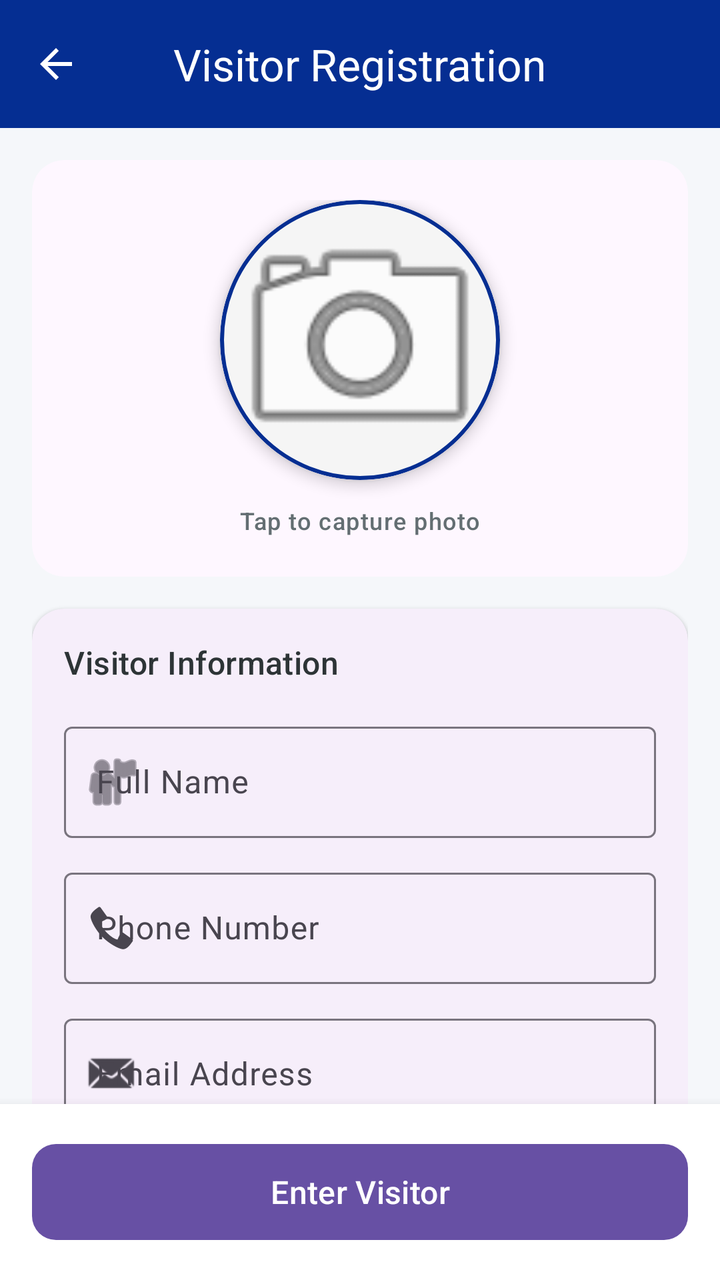
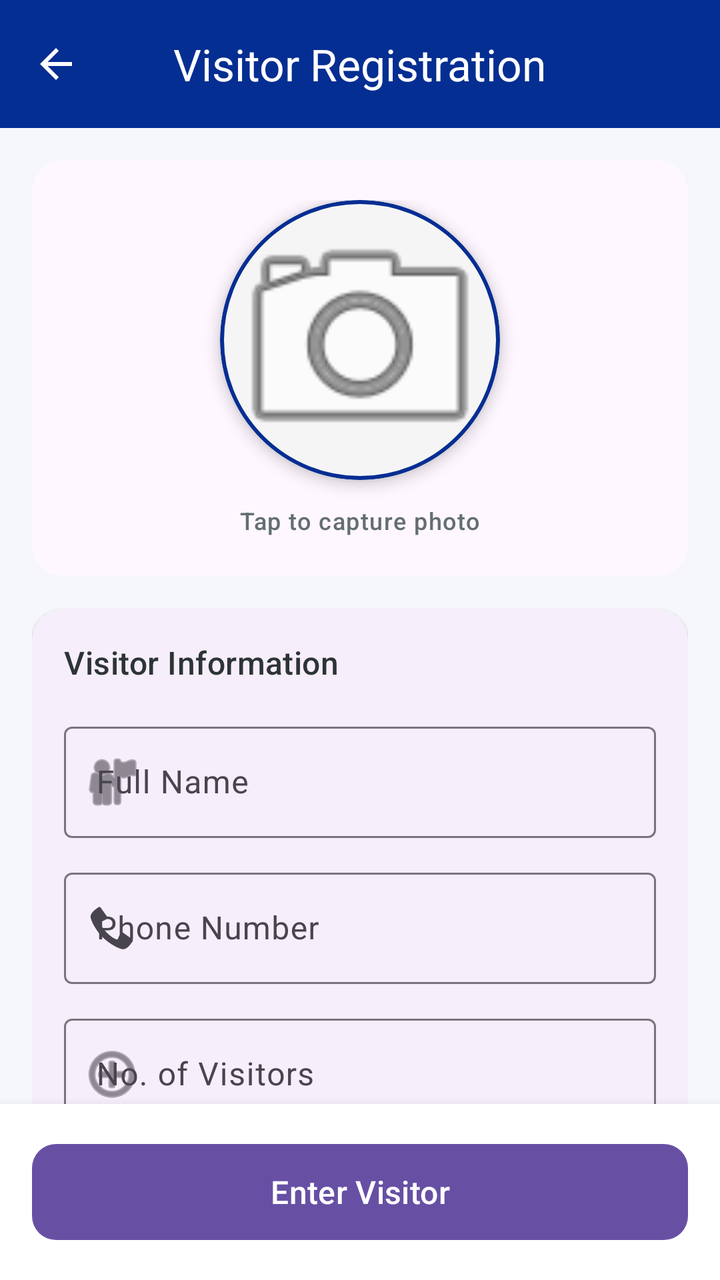

Two renders of the same Android screen: before a commit and after it. Below are the layout's source before the change and the commit's diff.
<!-- AndroidManifest.xml: application theme Theme.DigitalPass -->
<!-- res/layout/activity_enter_visitor.xml -->
<?xml version="1.0" encoding="utf-8"?>
<androidx.constraintlayout.widget.ConstraintLayout xmlns:android="http://schemas.android.com/apk/res/android"
    xmlns:app="http://schemas.android.com/apk/res-auto"
    xmlns:tools="http://schemas.android.com/tools"
    android:id="@+id/main"
    android:layout_width="match_parent"
    android:layout_height="match_parent"
    android:background="#F5F7FA"
    tools:context=".EnterVisitor">

    <com.google.android.material.appbar.AppBarLayout
        android:id="@+id/appBarLayout"
        android:layout_width="match_parent"
        android:layout_height="wrap_content"
        android:background="#052E92"
        app:layout_constraintTop_toTopOf="parent">

        <com.google.android.material.appbar.MaterialToolbar
            android:id="@+id/toolbar"
            android:layout_width="match_parent"
            android:layout_height="?attr/actionBarSize"
            app:navigationIcon="?attr/homeAsUpIndicator"
            app:navigationIconTint="#FFFFFF"
            app:title="Visitor Registration"
            app:titleTextColor="#FFFFFF"
            app:titleCentered="true">

            <ImageView
                android:id="@+id/editButtonBySecurity"
                android:layout_width="40dp"
                android:layout_height="40dp"
                android:layout_gravity="end"
                android:layout_marginEnd="16dp"
                android:background="?attr/selectableItemBackgroundBorderless"
                android:contentDescription="Edit"
                android:padding="8dp"
                android:src="@android:drawable/ic_menu_edit"
                android:visibility="gone"
                app:tint="#FFFFFF" />

        </com.google.android.material.appbar.MaterialToolbar>
    </com.google.android.material.appbar.AppBarLayout>

    <androidx.core.widget.NestedScrollView
        android:layout_width="match_parent"
        android:layout_height="0dp"
        android:fillViewport="true"
        app:layout_constraintBottom_toTopOf="@id/bottomActionContainer"
        app:layout_constraintTop_toBottomOf="@id/appBarLayout">

        <LinearLayout
            android:layout_width="match_parent"
            android:layout_height="wrap_content"
            android:orientation="vertical"
            android:padding="16dp">

            
            <com.google.android.material.card.MaterialCardView
                android:id="@+id/metadataCard"
                android:layout_width="match_parent"
                android:layout_height="wrap_content"
                android:layout_marginBottom="16dp"
                android:visibility="gone"
                app:cardCornerRadius="16dp"
                app:cardElevation="1dp"
                app:strokeWidth="0dp">

                <LinearLayout
                    android:layout_width="match_parent"
                    android:layout_height="wrap_content"
                    android:orientation="vertical"
                    android:padding="16dp">

                    <LinearLayout
                        android:layout_width="match_parent"
                        android:layout_height="wrap_content"
                        android:orientation="horizontal">

                        <LinearLayout
                            android:layout_width="0dp"
                            android:layout_height="wrap_content"
                            android:layout_weight="1"
                            android:orientation="vertical">

                            <TextView
                                android:layout_width="wrap_content"
                                android:layout_height="wrap_content"
                                android:text="Visitor ID"
                                android:textAllCaps="true"
                                android:textAppearance="@style/TextAppearance.Material3.LabelSmall"
                                android:textColor="#636E72" />

                            <TextView
                                android:id="@+id/visitorIdText"
                                android:layout_width="wrap_content"
                                android:layout_height="wrap_content"
                                android:text="---"
                                android:textAppearance="@style/TextAppearance.Material3.BodyLarge"
                                android:textColor="#2D3436" />
                        </LinearLayout>

                        <LinearLayout
                            android:layout_width="wrap_content"
                            android:layout_height="wrap_content"
                            android:gravity="end"
                            android:orientation="vertical">

                            <TextView
                                android:layout_width="wrap_content"
                                android:layout_height="wrap_content"
                                android:text="Status"
                                android:textAllCaps="true"
                                android:textAppearance="@style/TextAppearance.Material3.LabelSmall"
                                android:textColor="#636E72" />

                            <TextView
                                android:id="@+id/visitorStatus"
                                android:layout_width="wrap_content"
                                android:layout_height="wrap_content"
                                android:layout_marginTop="2dp"
                                android:background="@drawable/spinner_background"
                                android:paddingHorizontal="12dp"
                                android:paddingVertical="4dp"
                                android:text="New Entry"
                                android:textAppearance="@style/TextAppearance.Material3.LabelLarge"
                                android:textColor="#052E92" />
                        </LinearLayout>
                    </LinearLayout>

                    <View
                        android:layout_width="match_parent"
                        android:layout_height="1dp"
                        android:layout_marginVertical="12dp"
                        android:background="#EEEEEE" />

                    <LinearLayout
                        android:layout_width="match_parent"
                        android:layout_height="wrap_content"
                        android:orientation="horizontal">

                        <LinearLayout
                            android:layout_width="0dp"
                            android:layout_height="wrap_content"
                            android:layout_weight="1"
                            android:orientation="vertical">

                            <TextView
                                android:layout_width="wrap_content"
                                android:layout_height="wrap_content"
                                android:text="Entry Date"
                                android:textAllCaps="true"
                                android:textAppearance="@style/TextAppearance.Material3.LabelSmall"
                                android:textColor="#636E72" />

                            <TextView
                                android:id="@+id/entryDateText"
                                android:layout_width="wrap_content"
                                android:layout_height="wrap_content"
                                android:text="Today"
                                android:textAppearance="@style/TextAppearance.Material3.BodyLarge"
                                android:textColor="#2D3436" />
                        </LinearLayout>

                        <LinearLayout
                            android:layout_width="0dp"
                            android:layout_height="wrap_content"
                            android:layout_weight="1"
                            android:gravity="end"
                            android:orientation="vertical">

                            <TextView
                                android:layout_width="wrap_content"
                                android:layout_height="wrap_content"
                                android:text="Campus"
                                android:textAllCaps="true"
                                android:textAppearance="@style/TextAppearance.Material3.LabelSmall"
                                android:textColor="#636E72" />

                            <TextView
                                android:id="@+id/campusText"
                                android:layout_width="wrap_content"
                                android:layout_height="wrap_content"
                                android:text="Main Campus"
                                android:textAppearance="@style/TextAppearance.Material3.BodyLarge"
                                android:textColor="#2D3436" />
                        </LinearLayout>
                    </LinearLayout>
                </LinearLayout>
            </com.google.android.material.card.MaterialCardView>

            
            <com.google.android.material.card.MaterialCardView
                android:layout_width="match_parent"
                android:layout_height="wrap_content"
                android:layout_marginBottom="16dp"
                app:cardCornerRadius="16dp"
                app:cardElevation="0dp"
                app:strokeWidth="0dp">

                <LinearLayout
                    android:layout_width="match_parent"
                    android:layout_height="wrap_content"
                    android:gravity="center"
                    android:orientation="vertical"
                    android:padding="20dp">

                    <com.google.android.material.card.MaterialCardView
                        android:layout_width="140dp"
                        android:layout_height="140dp"
                        app:cardCornerRadius="70dp"
                        app:cardElevation="4dp"
                        app:strokeColor="#052E92"
                        app:strokeWidth="2dp">

                        <com.google.android.material.imageview.ShapeableImageView
                            android:id="@+id/visitorSecurityEnterImg"
                            android:layout_width="match_parent"
                            android:layout_height="match_parent"
                            android:background="#F5F5F5"
                            android:scaleType="centerCrop"
                            android:src="@android:drawable/ic_menu_camera"
                            app:shapeAppearanceOverlay="@style/CircleImageView" />
                    </com.google.android.material.card.MaterialCardView>

                    <TextView
                        android:id="@+id/tapToCaptureHint"
                        android:layout_width="wrap_content"
                        android:layout_height="wrap_content"
                        android:layout_marginTop="12dp"
                        android:text="Tap to capture photo"
                        android:textAppearance="@style/TextAppearance.Material3.LabelMedium"
                        android:textColor="#636E72" />
                </LinearLayout>
            </com.google.android.material.card.MaterialCardView>

            
            <com.google.android.material.card.MaterialCardView
                android:layout_width="match_parent"
                android:layout_height="wrap_content"
                android:layout_marginBottom="16dp"
                app:cardCornerRadius="16dp"
                app:cardElevation="1dp"
                app:strokeWidth="0dp">

                <LinearLayout
                    android:layout_width="match_parent"
                    android:layout_height="wrap_content"
                    android:orientation="vertical"
                    android:padding="16dp">

                    <TextView
                        android:layout_width="wrap_content"
                        android:layout_height="wrap_content"
                        android:layout_marginBottom="16dp"
                        android:text="Visitor Information"
                        android:textAppearance="@style/TextAppearance.Material3.TitleMedium"
                        android:textColor="#2D3436" />

                    <com.google.android.material.textfield.TextInputLayout
                        android:id="@+id/nameInputLayout"
                        style="@style/Widget.Material3.TextInputLayout.OutlinedBox"
                        android:layout_width="match_parent"
                        android:layout_height="wrap_content"
                        android:layout_marginBottom="12dp"
                        app:startIconDrawable="@android:drawable/ic_menu_myplaces">

                        <com.google.android.material.textfield.TextInputEditText
                            android:id="@+id/visitorName"
                            android:layout_width="match_parent"
                            android:layout_height="wrap_content"
                            android:hint="Full Name"
                            android:inputType="textPersonName" />
                    </com.google.android.material.textfield.TextInputLayout>

                    <com.google.android.material.textfield.TextInputLayout
                        android:id="@+id/phoneInputLayout"
                        style="@style/Widget.Material3.TextInputLayout.OutlinedBox"
                        android:layout_width="match_parent"
                        android:layout_height="wrap_content"
                        android:layout_marginBottom="12dp"
                        app:startIconDrawable="@android:drawable/stat_sys_phone_call">

                        <com.google.android.material.textfield.TextInputEditText
                            android:id="@+id/visitorPhone"
                            android:layout_width="match_parent"
                            android:layout_height="wrap_content"
                            android:hint="Phone Number"
                            android:maxLength="10"
                            android:inputType="phone" />
                    </com.google.android.material.textfield.TextInputLayout>

                    <com.google.android.material.textfield.TextInputLayout
                        android:id="@+id/emailInputLayout"
                        style="@style/Widget.Material3.TextInputLayout.OutlinedBox"
                        android:layout_width="match_parent"
                        android:layout_height="wrap_content"
                        android:layout_marginBottom="12dp"
                        app:startIconDrawable="@android:drawable/sym_action_email">

                        <com.google.android.material.textfield.TextInputEditText
                            android:id="@+id/visitorEmail"
                            android:layout_width="match_parent"
                            android:layout_height="wrap_content"
                            android:hint="Email Address"
                            android:inputType="textEmailAddress" />
                    </com.google.android.material.textfield.TextInputLayout>

                    <com.google.android.material.textfield.TextInputLayout
                        android:id="@+id/visitorNumberInputLayout"
                        style="@style/Widget.Material3.TextInputLayout.OutlinedBox"
                        android:layout_width="match_parent"
                        android:layout_height="wrap_content"
                        app:startIconDrawable="@android:drawable/ic_menu_add">

                        <com.google.android.material.textfield.TextInputEditText
                            android:id="@+id/visitorNumber"
                            android:layout_width="match_parent"
                            android:layout_height="wrap_content"
                            android:hint="No. of Visitors"
                            android:inputType="number" />
                    </com.google.android.material.textfield.TextInputLayout>
                </LinearLayout>
            </com.google.android.material.card.MaterialCardView>

            
            <com.google.android.material.card.MaterialCardView
                android:layout_width="match_parent"
                android:layout_height="wrap_content"
                android:layout_marginBottom="16dp"
                app:cardCornerRadius="16dp"
                app:cardElevation="1dp"
                app:strokeWidth="0dp">

                <LinearLayout
                    android:layout_width="match_parent"
                    android:layout_height="wrap_content"
                    android:orientation="vertical"
                    android:padding="16dp">

                    <TextView
                        android:layout_width="wrap_content"
                        android:layout_height="wrap_content"
                        android:layout_marginBottom="16dp"
                        android:text="Visit Details"
                        android:textAppearance="@style/TextAppearance.Material3.TitleMedium"
                        android:textColor="#2D3436" />

                    <com.google.android.material.textfield.TextInputLayout
                        android:id="@+id/reasonInputLayout"
                        style="@style/Widget.Material3.TextInputLayout.OutlinedBox"
                        android:layout_width="match_parent"
                        android:layout_height="wrap_content"
                        android:layout_marginBottom="20dp"
                        app:startIconDrawable="@android:drawable/ic_menu_help">

                        <com.google.android.material.textfield.TextInputEditText
                            android:id="@+id/visitorReason"
                            android:layout_width="match_parent"
                            android:layout_height="wrap_content"
                            android:hint="Purpose of Visit" />
                    </com.google.android.material.textfield.TextInputLayout>

                    <TextView
                        android:layout_width="wrap_content"
                        android:layout_height="wrap_content"
                        android:layout_marginBottom="12dp"
                        android:text="Whom to Meet?"
                        android:textAppearance="@style/TextAppearance.Material3.LabelLarge"
                        android:textColor="#636E72" />

                    <com.google.android.material.card.MaterialCardView
                        android:layout_width="match_parent"
                        android:layout_height="wrap_content"
                        android:layout_marginBottom="12dp"
                        app:cardCornerRadius="8dp"
                        app:cardElevation="0dp"
                        app:strokeColor="#DDDDDD"
                        app:strokeWidth="1dp">

                        <SearchView
                            android:id="@+id/memberSearchToSelectMember"
                            android:layout_width="match_parent"
                            android:layout_height="wrap_content"
                            android:iconifiedByDefault="false"
                            android:queryBackground="@android:color/transparent"
                            android:queryHint="Search host..." />
                    </com.google.android.material.card.MaterialCardView>

                    <Spinner
                        android:id="@+id/departmentSpinner"
                        android:layout_width="match_parent"
                        android:layout_height="52dp"
                        android:layout_marginBottom="8dp"
                        android:background="@drawable/spinner_background"
                        android:paddingHorizontal="8dp" />

                    <TextView
                        android:id="@+id/unselectMemberText"
                        android:layout_width="wrap_content"
                        android:layout_height="wrap_content"
                        android:layout_gravity="end"
                        android:layout_marginBottom="8dp"
                        android:text="Clear Selection"
                        android:textAppearance="@style/TextAppearance.Material3.LabelLarge"
                        android:textColor="#D63031"
                        android:visibility="gone" />

                    <androidx.recyclerview.widget.RecyclerView
                        android:id="@+id/memberSearchBySecurityRecyclerView"
                        android:layout_width="match_parent"
                        android:layout_height="wrap_content"
                        android:nestedScrollingEnabled="false"
                        tools:itemCount="1"
                        tools:listitem="@layout/historyitem" />
                </LinearLayout>
            </com.google.android.material.card.MaterialCardView>

            
            <com.google.android.material.card.MaterialCardView
                android:layout_width="match_parent"
                android:layout_height="wrap_content"
                android:layout_marginBottom="16dp"
                app:cardCornerRadius="16dp"
                app:cardElevation="0dp"
                app:strokeWidth="0dp">

                <LinearLayout
                    android:layout_width="match_parent"
                    android:layout_height="wrap_content"
                    android:orientation="vertical"
                    android:padding="8dp">

                    <com.google.android.material.button.MaterialButton
                        android:id="@+id/otherInformation"
                        style="@style/Widget.Material3.Button.TextButton"
                        android:layout_width="match_parent"
                        android:layout_height="wrap_content"
                        android:text="Additional Information"
                        android:textAlignment="viewStart"
                        android:textColor="#636E72"
                        app:icon="@android:drawable/arrow_down_float" />

                    <TextView
                        android:id="@+id/otherInformationDescription"
                        android:layout_width="match_parent"
                        android:layout_height="wrap_content"
                        android:paddingHorizontal="16dp"
                        android:paddingBottom="8dp"
                        android:textAppearance="@style/TextAppearance.Material3.BodyMedium"
                        android:textColor="#636E72"
                        android:visibility="gone" />
                </LinearLayout>
            </com.google.android.material.card.MaterialCardView>

        </LinearLayout>
    </androidx.core.widget.NestedScrollView>

    <FrameLayout
        android:id="@+id/bottomActionContainer"
        android:layout_width="match_parent"
        android:layout_height="wrap_content"
        android:background="@color/white"
        android:elevation="8dp"
        android:padding="16dp"
        app:layout_constraintBottom_toBottomOf="parent">

        <com.google.android.material.button.MaterialButton
            android:id="@+id/enterVisitorButton"
            style="@style/Widget.Material3.Button"
            android:layout_width="match_parent"
            android:layout_height="56dp"
            android:text="Enter Visitor"
            android:textSize="16sp"
            app:cornerRadius="12dp" />
    </FrameLayout>

    <com.example.digitalpass.CustomProgressBar
        android:id="@+id/customProgressBar"
        android:layout_width="200dp"
        android:layout_height="200dp"
        android:visibility="gone"
        app:layout_constraintBottom_toBottomOf="parent"
        app:layout_constraintEnd_toEndOf="parent"
        app:layout_constraintStart_toStartOf="parent"
        app:layout_constraintTop_toTopOf="parent" />

</androidx.constraintlayout.widget.ConstraintLayout>
<!-- res/layout/historyitem.xml (included above) -->
<?xml version="1.0" encoding="utf-8"?>
<com.google.android.material.card.MaterialCardView xmlns:android="http://schemas.android.com/apk/res/android"
    xmlns:app="http://schemas.android.com/apk/res-auto"
    xmlns:tools="http://schemas.android.com/tools"
    android:id="@+id/historyItemCompleteLayout"
    android:layout_width="match_parent"
    android:layout_height="wrap_content"
    android:layout_marginHorizontal="16dp"
    android:layout_marginVertical="6dp"
    android:clickable="true"
    android:focusable="true"
    app:cardCornerRadius="12dp"
    app:cardElevation="1dp"
    app:strokeWidth="0dp">

    <androidx.constraintlayout.widget.ConstraintLayout
        android:layout_width="match_parent"
        android:layout_height="wrap_content"
        android:padding="12dp">

        <com.google.android.material.imageview.ShapeableImageView
            android:id="@+id/memberImage"
            android:layout_width="56dp"
            android:layout_height="56dp"
            android:scaleType="centerCrop"
            android:src="@drawable/user_icon"
            app:layout_constraintBottom_toBottomOf="parent"
            app:layout_constraintStart_toStartOf="parent"
            app:layout_constraintTop_toTopOf="parent"
            app:shapeAppearanceOverlay="@style/CircleImageView" />

        <TextView
            android:id="@+id/memberName"
            android:layout_width="0dp"
            android:layout_height="wrap_content"
            android:layout_marginStart="16dp"
            android:ellipsize="end"
            android:maxLines="1"
            android:text="Member Name"
            android:textAppearance="@style/TextAppearance.Material3.TitleMedium"
            android:textColor="#2D3436"
            app:layout_constraintEnd_toEndOf="parent"
            app:layout_constraintStart_toEndOf="@id/memberImage"
            app:layout_constraintTop_toTopOf="@id/memberImage"
            app:layout_constraintVertical_chainStyle="packed" />

        <TextView
            android:id="@+id/memberRole"
            android:layout_width="0dp"
            android:layout_height="wrap_content"
            android:layout_marginTop="2dp"
            android:text="Member Role"
            android:textAppearance="@style/TextAppearance.Material3.BodyMedium"
            android:textColor="#636E72"
            app:layout_constraintEnd_toEndOf="parent"
            app:layout_constraintStart_toStartOf="@id/memberName"
            app:layout_constraintTop_toBottomOf="@id/memberName" />

    </androidx.constraintlayout.widget.ConstraintLayout>

</com.google.android.material.card.MaterialCardView>
<!-- resources referenced by this layout -->
<resources>
  <color name="white">#FFFFFFFF</color>
  <!-- drawable spinner_background (drawable) -->
  <?xml version="1.0" encoding="utf-8"?>
  <selector xmlns:android="http://schemas.android.com/apk/res/android">
      <item>
          <shape android:shape="rectangle">
              
              <solid android:color="#FFFFFF" />
  
              
              <stroke
                  android:width="1dp"
                  android:color="#757575" />
  
              
              <corners android:radius="12dp" />
  
              
              <padding
                  android:bottom="8dp"
                  android:left="12dp"
                  android:right="12dp"
                  android:top="8dp" />
          </shape>
      </item>
  </selector>
  <!-- drawable user_icon: png bitmap (drawable, 5769 bytes) -->
  <style name="CircleImageView">
          <item name="cornerSize">50%</item>
      </style>
  <style name="Theme.DigitalPass" parent="Base.Theme.DigitalPass" />
  <style name="Base.Theme.DigitalPass" parent="Theme.Material3.Light.NoActionBar">
          
          
      </style>
</resources>

<!-- the commit's change to res/layout/activity_enter_visitor.xml (unified diff, before → after) -->
@@ -287,22 +287,6 @@
                             android:hint="Phone Number"
                             android:maxLength="10"
                             android:inputType="phone" />
-                    </com.google.android.material.textfield.TextInputLayout>
-
-                    <com.google.android.material.textfield.TextInputLayout
-                        android:id="@+id/emailInputLayout"
-                        style="@style/Widget.Material3.TextInputLayout.OutlinedBox"
-                        android:layout_width="match_parent"
-                        android:layout_height="wrap_content"
-                        android:layout_marginBottom="12dp"
-                        app:startIconDrawable="@android:drawable/sym_action_email">
-
-                        <com.google.android.material.textfield.TextInputEditText
-                            android:id="@+id/visitorEmail"
-                            android:layout_width="match_parent"
-                            android:layout_height="wrap_content"
-                            android:hint="Email Address"
-                            android:inputType="textEmailAddress" />
                     </com.google.android.material.textfield.TextInputLayout>
 
                     <com.google.android.material.textfield.TextInputLayout
